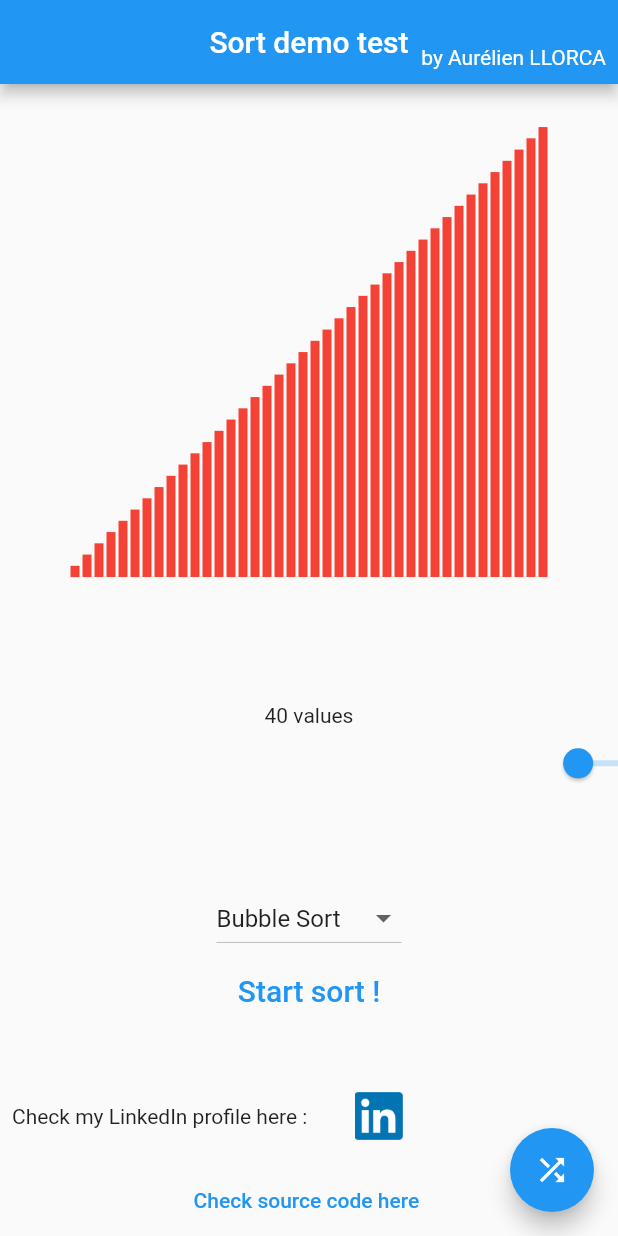
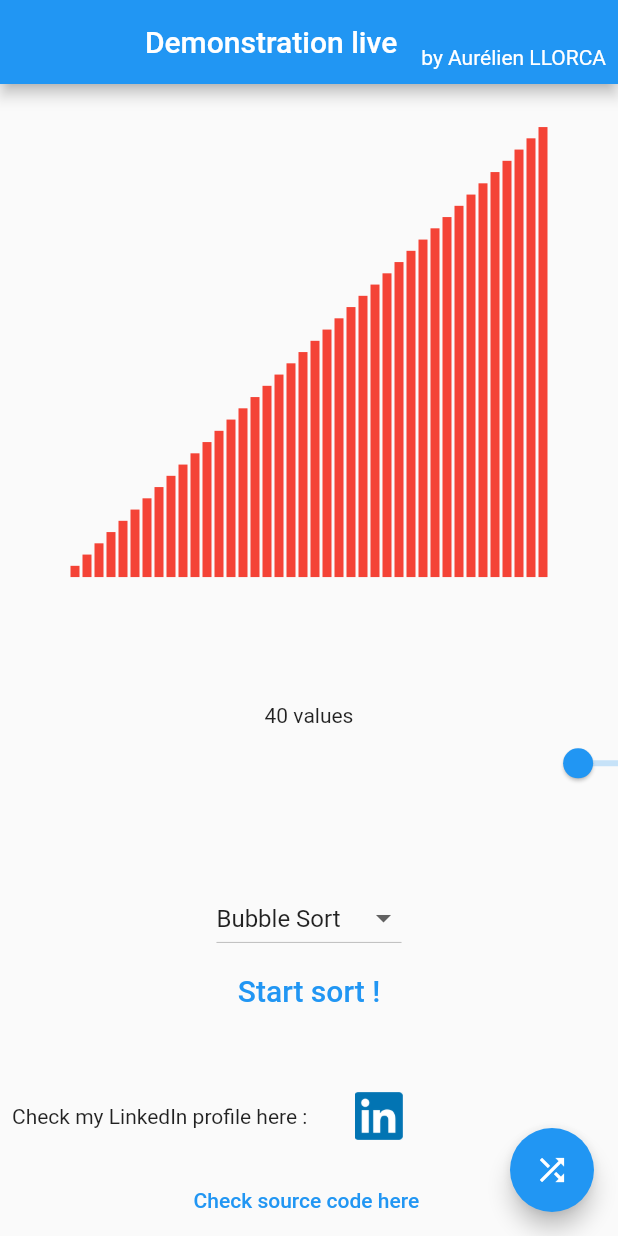
Before and after one commit to Boubourazi/sort_app, a Flutter app: the screen it shows after launch, on a phone screen of 412 x 824 dp. Run offline on Flutter 3.47's test engine with Material 2 defaults, Android fonts, the light colour scheme and no system bars; our stand-ins replace url_launcher_web.

Commit message:
Update main.dart

```diff
--- a/lib/main.dart
+++ b/lib/main.dart
@@ -16,7 +16,7 @@ class MyApp extends StatelessWidget {
       theme: ThemeData(
         primarySwatch: Colors.blue,
       ),
-      home: MyHomePage(title: 'Sort demo test'),
+      home: MyHomePage(title: 'Demonstration live'),
     );
   }
 }
```
